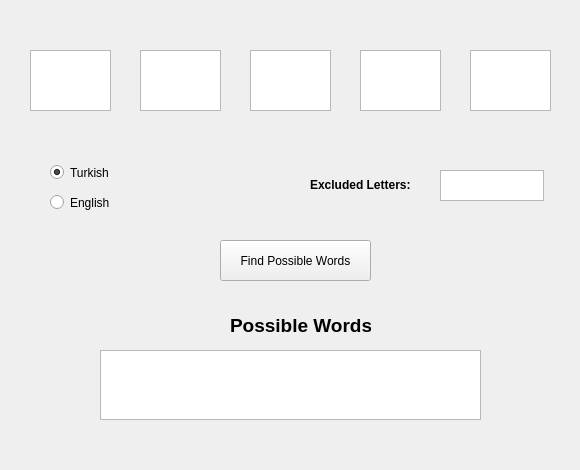
Old version of the form ui/window.ui in the repository canetizen/wordle-finder.
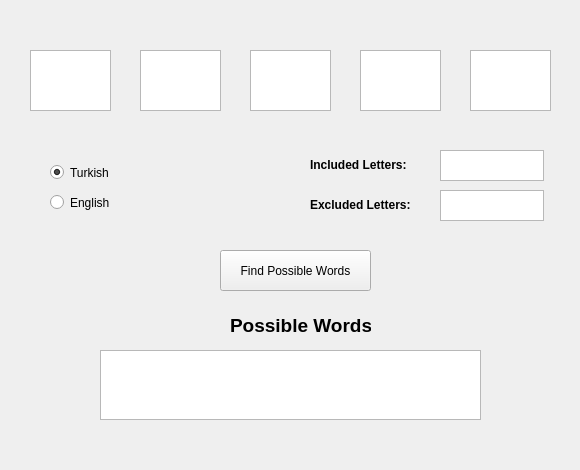
New version of the form.

Commit message: included words added

The edit to the form file:
```diff
--- a/ui/window.ui
+++ b/ui/window.ui
@@ -62,7 +62,7 @@
     <property name="geometry">
      <rect>
       <x>220</x>
-      <y>240</y>
+      <y>250</y>
       <width>151</width>
       <height>41</height>
      </rect>
@@ -88,7 +88,7 @@
     <property name="geometry">
      <rect>
       <x>310</x>
-      <y>170</y>
+      <y>190</y>
       <width>131</width>
       <height>31</height>
      </rect>
@@ -114,7 +114,7 @@
     <property name="geometry">
      <rect>
       <x>440</x>
-      <y>170</y>
+      <y>190</y>
       <width>104</width>
       <height>31</height>
      </rect>
@@ -229,6 +229,29 @@
      <bool>true</bool>
     </property>
    </widget>
+   <widget class="QLabel" name="label_contain">
+    <property name="geometry">
+     <rect>
+      <x>310</x>
+      <y>150</y>
+      <width>131</width>
+      <height>31</height>
+     </rect>
+    </property>
+    <property name="text">
+     <string>&lt;html&gt;&lt;head/&gt;&lt;body&gt;&lt;p&gt;&lt;span style=&quot; font-weight:600;&quot;&gt;Included Letters:&lt;/span&gt;&lt;/p&gt;&lt;/body&gt;&lt;/html&gt;</string>
+    </property>
+   </widget>
+   <widget class="QPlainTextEdit" name="input_contain">
+    <property name="geometry">
+     <rect>
+      <x>440</x>
+      <y>150</y>
+      <width>104</width>
+      <height>31</height>
+     </rect>
+    </property>
+   </widget>
   </widget>
   <widget class="QMenuBar" name="menubar">
    <property name="geometry">
```
The commit also changes 4 other files.
